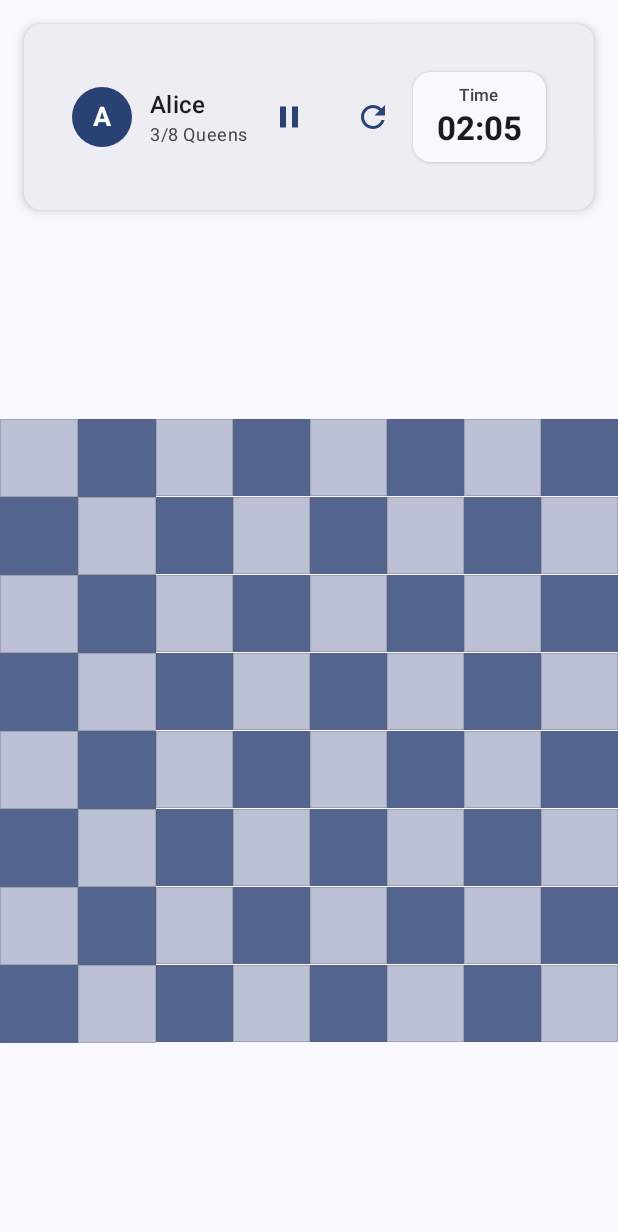
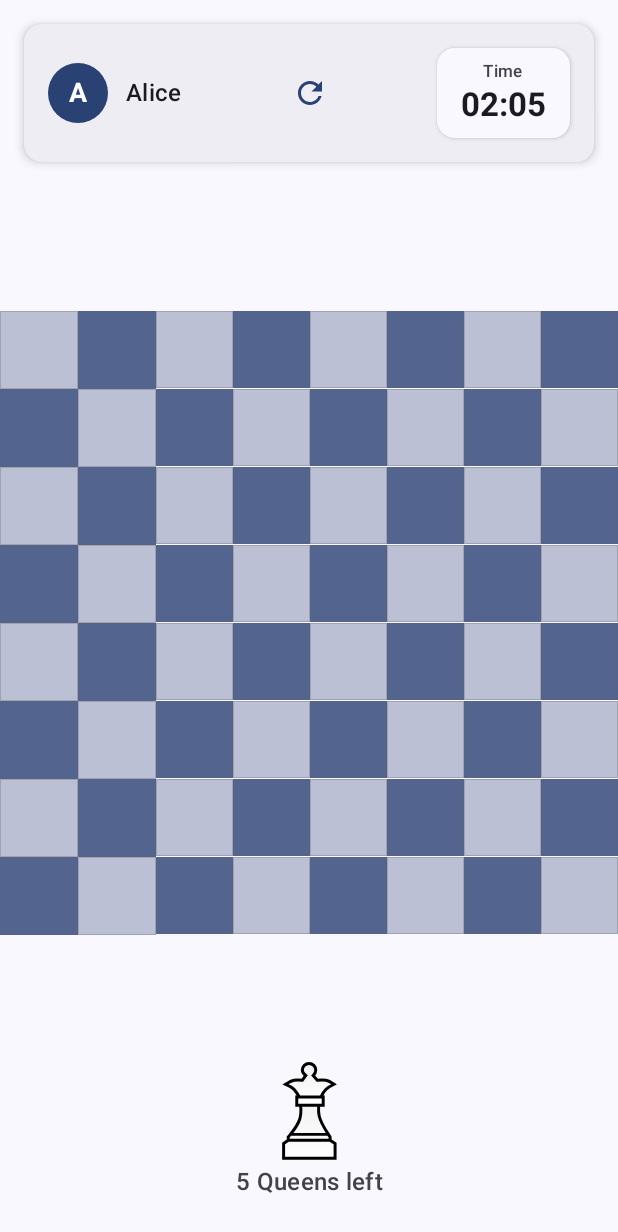
Before and after one commit to danilo04/nqueens-game, an Android app built with Jetpack Compose: the @Preview function NQueensGameScreenPreview, on a phone screen of 412 x 824 dp. Shown: the top 1232 px of the screen. Run offline under Robolectric (Android 15) with nearby library versions, the phone set to English and light mode, and no system bars; our stand-ins replace Dagger/Hilt's generated code; libraries missing offline, so code that uses them is left out: nl.dionsegijn.konfetti.

Commit message:
Move queens left section to the bottom and fix player's name

```diff
--- a/app/src/main/java/com/nqueens/game/features/nqueens/ui/NQueensGameScreen.kt
+++ b/app/src/main/java/com/nqueens/game/features/nqueens/ui/NQueensGameScreen.kt
@@ -2,6 +2,7 @@ package com.nqueens.game.features.nqueens.ui
 
 import android.content.res.Configuration
 import androidx.compose.animation.AnimatedVisibility
+import androidx.compose.foundation.Image
 import androidx.compose.foundation.background
 import androidx.compose.foundation.layout.Arrangement
 import androidx.compose.foundation.layout.Box
@@ -16,6 +17,7 @@ import androidx.compose.foundation.layout.height
 import androidx.compose.foundation.layout.padding
 import androidx.compose.foundation.layout.size
 import androidx.compose.foundation.layout.width
+import androidx.compose.foundation.layout.widthIn
 import androidx.compose.foundation.shape.CircleShape
 import androidx.compose.foundation.shape.RoundedCornerShape
 import androidx.compose.material.icons.Icons
@@ -45,9 +47,11 @@ import androidx.compose.ui.Modifier
 import androidx.compose.ui.draw.clip
 import androidx.compose.ui.graphics.Color
 import androidx.compose.ui.platform.LocalConfiguration
+import androidx.compose.ui.res.pluralStringResource
 import androidx.compose.ui.res.stringResource
 import androidx.compose.ui.text.font.FontWeight
 import androidx.compose.ui.text.style.TextAlign
+import androidx.compose.ui.text.style.TextOverflow
 import androidx.compose.ui.tooling.preview.Preview
 import androidx.compose.ui.unit.dp
 import androidx.compose.ui.unit.sp
@@ -58,6 +62,8 @@ import com.nqueens.game.R
 import com.nqueens.game.core.board.ui.components.BoardView
 import com.nqueens.game.core.design.components.CGButton
 import com.nqueens.game.core.design.theme.ChessGamesTheme
+import com.nqueens.game.core.icons.ChessGamesIcons
+import com.nqueens.game.core.icons.pieces.WhiteQueen
 import com.nqueens.game.core.utils.ui.rememberAppState
 import com.nqueens.game.features.nqueens.domain.NQueensBoardGame
 import com.nqueens.game.features.nqueens.ui.state.NQueensBoardUiState
@@ -140,14 +146,15 @@ fun NQueensGameScreenContent(
             color = MaterialTheme.colorScheme.background,
         ) {
             if (isLandscape) {
-                // Landscape layout: Board on left, info on right
                 Row(
                     modifier = Modifier.fillMaxSize(),
                 ) {
-                    // Board section (left side) - takes available height
                     BoardSection(
                         boardState = uiState.boardState,
                         isGamePaused = uiState.isGamePaused,
+                        queensPlaced = uiState.queensPlaced,
+                        totalQueens = uiState.totalQueens,
+                        isLandScape = true,
                         modifier =
                             Modifier
                                 .fillMaxHeight()
@@ -155,7 +162,6 @@ fun NQueensGameScreenContent(
                                 .padding(start = 5.dp),
                     )
 
-                    // Info section (right side)
                     Column(
                         modifier =
                             Modifier
@@ -164,61 +170,64 @@ fun NQueensGameScreenContent(
                                 .padding(16.dp),
                         verticalArrangement = Arrangement.spacedBy(16.dp),
                     ) {
-                        // Game header info
                         GameHeaderSection(
                             playerName = uiState.playerName,
                             timeElapsed = uiState.timeElapsed,
-                            queensPlaced = uiState.queensPlaced,
-                            totalQueens = uiState.totalQueens,
                             isGamePaused = uiState.isGamePaused,
                             isGameCompleted = uiState.isGameCompleted,
+                            onResetGame = onResetGame,
                             onPauseToggle = onPauseToggle,
-                            onResetGame = onResetGame,
                             isLandScape = true,
                         )
 
                         Spacer(modifier = Modifier.weight(1f))
 
-                        // Game status section
                         GameStatusSection(
                             isGameCompleted = uiState.isGameCompleted,
                             totalQueens = uiState.totalQueens,
                             onNewGame = onResetGame,
                             onMainMenu = onNavigateToMainMenu,
                         )
+
+                        Row(
+                            modifier = Modifier.fillMaxWidth(),
+                            horizontalArrangement = Arrangement.Center,
+                        ) {
+                            BottomSection(
+                                queensPlaced = uiState.queensPlaced,
+                                totalQueens = uiState.totalQueens,
+                            )
+                        }
                     }
                 }
             } else {
-                // Portrait layout: Original vertical layout
                 Column(
                     modifier = Modifier.fillMaxSize(),
                 ) {
-                    // Top section with player info and timer (chess.com style)
                     GameHeaderSection(
                         playerName = uiState.playerName,
                         timeElapsed = uiState.timeElapsed,
-                        queensPlaced = uiState.queensPlaced,
-                        totalQueens = uiState.totalQueens,
                         isGamePaused = uiState.isGamePaused,
                         isGameCompleted = uiState.isGameCompleted,
+                        onResetGame = onResetGame,
                         onPauseToggle = onPauseToggle,
-                        onResetGame = onResetGame,
                         isLandScape = false,
                         modifier = Modifier.padding(16.dp),
                     )
 
                     Spacer(modifier = Modifier.height(10.dp))
 
-                    // Board section
                     BoardSection(
                         boardState = uiState.boardState,
                         isGamePaused = uiState.isGamePaused,
+                        queensPlaced = uiState.queensPlaced,
+                        totalQueens = uiState.totalQueens,
+                        isLandScape = false,
                         modifier = Modifier.weight(1f),
                     )
 
                     Spacer(modifier = Modifier.height(16.dp))
 
-                    // Game status section
                     GameStatusSection(
                         isGameCompleted = uiState.isGameCompleted,
                         totalQueens = uiState.totalQueens,
@@ -229,7 +238,6 @@ fun NQueensGameScreenContent(
             }
         }
 
-        // Confetti overlay when game is completed
         if (uiState.isGameCompleted) {
             ConfettiAnimation()
         }
@@ -237,11 +245,9 @@ fun NQueensGameScreenContent(
 }
 
 @Composable
-fun GameHeaderSection(
+private fun GameHeaderSection(
     playerName: String,
     timeElapsed: Long,
-    queensPlaced: Int,
-    totalQueens: Int,
     isGamePaused: Boolean,
     isGameCompleted: Boolean,
     isLandScape: Boolean,
@@ -270,22 +276,27 @@ fun GameHeaderSection(
             Row(
                 modifier =
                     Modifier
-                        .fillMaxWidth()
-                        .padding(16.dp),
+                        .fillMaxWidth(),
                 horizontalArrangement = Arrangement.SpaceBetween,
                 verticalAlignment = Alignment.CenterVertically,
             ) {
-                // Player info section (left)
+                val nameMaxWidth =
+                    if (isLandScape) {
+                        360
+                    } else {
+                        120
+                    }
                 PlayerInfoSection(
                     playerName = playerName,
-                    queensPlaced = queensPlaced,
-                    totalQueens = totalQueens,
+                    nameMaxWidth = nameMaxWidth,
+                    modifier = Modifier.weight(1f, fill = false),
                 )
 
                 // Game controls (center)
                 Row(
                     verticalAlignment = Alignment.CenterVertically,
                 ) {
+                    if (isGamePaused) {
                         IconButton(
                             onClick = onPauseToggle,
                             enabled = !isGameCompleted,
@@ -303,8 +314,7 @@ fun GameHeaderSection(
                                 tint = MaterialTheme.colorScheme.primary,
                             )
                         }
-
-                    Spacer(modifier = Modifier.width(8.dp))
+                    }
 
                     IconButton(onClick = onResetGame) {
                         Icon(
@@ -339,11 +349,10 @@ fun GameHeaderSection(
 }
 
 @Composable
-fun PlayerInfoSection(
+private fun PlayerInfoSection(
     playerName: String,
-    queensPlaced: Int,
-    totalQueens: Int,
     modifier: Modifier = Modifier,
+    nameMaxWidth: Int = 120,
 ) {
     Column(
         modifier = modifier,
@@ -376,11 +385,9 @@ fun PlayerInfoSection(
                     style = MaterialTheme.typography.titleMedium,
                     fontWeight = FontWeight.SemiBold,
                     color = MaterialTheme.colorScheme.onSurface,
-                )
-                Text(
-                    text = "$queensPlaced/$totalQueens ${stringResource(R.string.queens_count)}",
-                    style = MaterialTheme.typography.bodySmall,
-                    color = MaterialTheme.colorScheme.onSurfaceVariant,
+                    maxLines = 1,
+                    overflow = TextOverflow.Ellipsis,
+                    modifier = Modifier.widthIn(max = nameMaxWidth.dp),
                 )
             }
         }
@@ -388,7 +395,41 @@ fun PlayerInfoSection(
 }
 
 @Composable
-fun TimerSection(
+private fun BottomSection(
+    queensPlaced: Int,
+    totalQueens: Int,
+    modifier: Modifier = Modifier,
+) {
+    Column(
+        modifier = modifier,
+        horizontalAlignment = Alignment.CenterHorizontally,
+        verticalArrangement = Arrangement.Center,
+    ) {
+        Image(
+            imageVector = ChessGamesIcons.Pieces.WhiteQueen,
+            contentDescription = null,
+            modifier =
+                Modifier
+                    .size(72.dp)
+                    .padding(2.dp),
+        )
+        val queensLeft = totalQueens - queensPlaced
+        Text(
+            text =
+                pluralStringResource(
+                    id = R.plurals.queens_left,
+                    count = queensLeft,
+                    queensLeft,
+                ),
+            style = MaterialTheme.typography.titleMedium,
+            color = MaterialTheme.colorScheme.onSurfaceVariant,
+            textAlign = TextAlign.Center,
+        )
+    }
+}
+
+@Composable
+private fun TimerSection(
     timeElapsed: Long,
     isGamePaused: Boolean,
     isGameCompleted: Boolean,
@@ -436,10 +477,17 @@ fun TimerSection(
 fun BoardSection(
     boardState: NQueensBoardUiState,
     isGamePaused: Boolean,
+    isLandScape: Boolean,
+    queensPlaced: Int,
+    totalQueens: Int,
     modifier: Modifier = Modifier,
 ) {
+    Column(
+        modifier = modifier.fillMaxSize(),
+        horizontalAlignment = Alignment.CenterHorizontally,
+    ) {
         Box(
-        modifier = modifier.fillMaxSize(),
+            modifier = Modifier.weight(1f),
             contentAlignment = Alignment.Center,
         ) {
             BoardView(
@@ -474,6 +522,17 @@ fun BoardSection(
                         )
                     }
                 }
+            }
+        }
+
+        if (!isLandScape) {
+            BottomSection(
+                queensPlaced = queensPlaced,
+                totalQueens = totalQueens,
+                modifier =
+                    Modifier
+                        .padding(8.dp),
+            )
         }
     }
 }
@@ -698,3 +757,11 @@ fun NQueensGameScreenLandscapePreview() {
         )
     }
 }
+
+@Preview(showBackground = true)
+@Composable
+fun QueensLeftSectionPreview() {
+    ChessGamesTheme {
+        BottomSection(queensPlaced = 5, totalQueens = 8)
+    }
+}
--- a/app/src/main/res/values/strings.xml
+++ b/app/src/main/res/values/strings.xml
@@ -28,6 +28,10 @@
     <string name="game_paused">PAUSED</string>
     <string name="congratulations_title">🎉 Congratulations!</string>
     <string name="puzzle_completed_message">You\'ve completed the %1$d Queens Puzzle!</string>
+    <plurals name="queens_left">
+        <item quantity="one">%d Queen left</item>
+        <item quantity="other">%d Queens left</item>
+    </plurals>
 
     <string name="delete">Delete</string>
 </resources>
```
Lines whose indentation alone changed are shown as unchanged.
